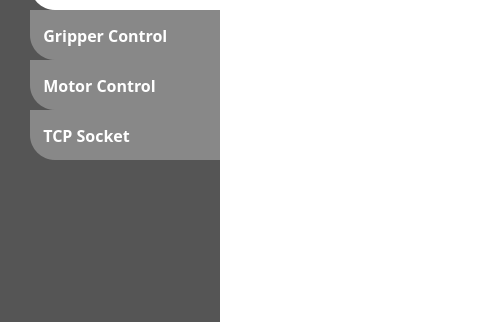
Above: kr_gcs_ui/ui/main_window.ui from KorasRobotics/KR_GCS_user_interface_ROS2 before the change; both pictures show x 0 to 480 and y 146 to 468 of the 914 by 468 pixel window. Below: the same form after it.
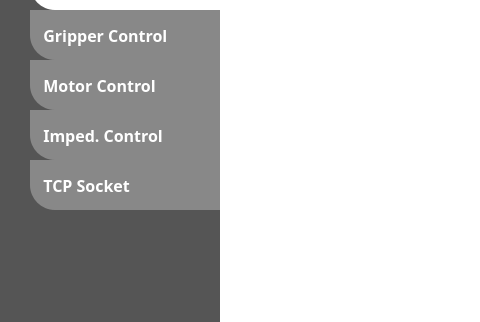
That is the form after the change. Icons and pictures are not drawn.

Commit message: update: impedance control

```diff
--- a/kr_gcs_ui/ui/main_window.ui
+++ b/kr_gcs_ui/ui/main_window.ui
@@ -54,6 +54,14 @@
 	color:#FFFFFF;
 }
 
+#pushButton_select_imped_ctrl{
+	background-color:#888888;
+	padding:5px;
+	text-align:left;
+	border-bottom-left-radius:25px;
+	color:#FFFFFF;
+}
+
 #pushButton_select_adv{
 	background-color:#888888;
 	padding:5px;
@@ -1303,6 +1311,244 @@
             </property>
            </widget>
           </item>
+          <item alignment="Qt::AlignRight">
+           <widget class="QPushButton" name="pushButton_select_imped_ctrl">
+            <property name="minimumSize">
+             <size>
+              <width>190</width>
+              <height>50</height>
+             </size>
+            </property>
+            <property name="maximumSize">
+             <size>
+              <width>180</width>
+              <height>16777215</height>
+             </size>
+            </property>
+            <property name="palette">
+             <palette>
+              <active>
+               <colorrole role="WindowText">
+                <brush brushstyle="SolidPattern">
+                 <color alpha="255">
+                  <red>255</red>
+                  <green>255</green>
+                  <blue>255</blue>
+                 </color>
+                </brush>
+               </colorrole>
+               <colorrole role="Button">
+                <brush brushstyle="SolidPattern">
+                 <color alpha="255">
+                  <red>136</red>
+                  <green>136</green>
+                  <blue>136</blue>
+                 </color>
+                </brush>
+               </colorrole>
+               <colorrole role="Text">
+                <brush brushstyle="SolidPattern">
+                 <color alpha="255">
+                  <red>255</red>
+                  <green>255</green>
+                  <blue>255</blue>
+                 </color>
+                </brush>
+               </colorrole>
+               <colorrole role="ButtonText">
+                <brush brushstyle="SolidPattern">
+                 <color alpha="255">
+                  <red>255</red>
+                  <green>255</green>
+                  <blue>255</blue>
+                 </color>
+                </brush>
+               </colorrole>
+               <colorrole role="Base">
+                <brush brushstyle="SolidPattern">
+                 <color alpha="255">
+                  <red>136</red>
+                  <green>136</green>
+                  <blue>136</blue>
+                 </color>
+                </brush>
+               </colorrole>
+               <colorrole role="Window">
+                <brush brushstyle="SolidPattern">
+                 <color alpha="255">
+                  <red>136</red>
+                  <green>136</green>
+                  <blue>136</blue>
+                 </color>
+                </brush>
+               </colorrole>
+               <colorrole role="PlaceholderText">
+                <brush brushstyle="SolidPattern">
+                 <color alpha="128">
+                  <red>255</red>
+                  <green>255</green>
+                  <blue>255</blue>
+                 </color>
+                </brush>
+               </colorrole>
+              </active>
+              <inactive>
+               <colorrole role="WindowText">
+                <brush brushstyle="SolidPattern">
+                 <color alpha="255">
+                  <red>255</red>
+                  <green>255</green>
+                  <blue>255</blue>
+                 </color>
+                </brush>
+               </colorrole>
+               <colorrole role="Button">
+                <brush brushstyle="SolidPattern">
+                 <color alpha="255">
+                  <red>136</red>
+                  <green>136</green>
+                  <blue>136</blue>
+                 </color>
+                </brush>
+               </colorrole>
+               <colorrole role="Text">
+                <brush brushstyle="SolidPattern">
+                 <color alpha="255">
+                  <red>255</red>
+                  <green>255</green>
+                  <blue>255</blue>
+                 </color>
+                </brush>
+               </colorrole>
+               <colorrole role="ButtonText">
+                <brush brushstyle="SolidPattern">
+                 <color alpha="255">
+                  <red>255</red>
+                  <green>255</green>
+                  <blue>255</blue>
+                 </color>
+                </brush>
+               </colorrole>
+               <colorrole role="Base">
+                <brush brushstyle="SolidPattern">
+                 <color alpha="255">
+                  <red>136</red>
+                  <green>136</green>
+                  <blue>136</blue>
+                 </color>
+                </brush>
+               </colorrole>
+               <colorrole role="Window">
+                <brush brushstyle="SolidPattern">
+                 <color alpha="255">
+                  <red>136</red>
+                  <green>136</green>
+                  <blue>136</blue>
+                 </color>
+                </brush>
+               </colorrole>
+               <colorrole role="PlaceholderText">
+                <brush brushstyle="SolidPattern">
+                 <color alpha="128">
+                  <red>255</red>
+                  <green>255</green>
+                  <blue>255</blue>
+                 </color>
+                </brush>
+               </colorrole>
+              </inactive>
+              <disabled>
+               <colorrole role="WindowText">
+                <brush brushstyle="SolidPattern">
+                 <color alpha="255">
+                  <red>255</red>
+                  <green>255</green>
+                  <blue>255</blue>
+                 </color>
+                </brush>
+               </colorrole>
+               <colorrole role="Button">
+                <brush brushstyle="SolidPattern">
+                 <color alpha="255">
+                  <red>136</red>
+                  <green>136</green>
+                  <blue>136</blue>
+                 </color>
+                </brush>
+               </colorrole>
+               <colorrole role="Text">
+                <brush brushstyle="SolidPattern">
+                 <color alpha="255">
+                  <red>255</red>
+                  <green>255</green>
+                  <blue>255</blue>
+                 </color>
+                </brush>
+               </colorrole>
+               <colorrole role="ButtonText">
+                <brush brushstyle="SolidPattern">
+                 <color alpha="255">
+                  <red>255</red>
+                  <green>255</green>
+                  <blue>255</blue>
+                 </color>
+                </brush>
+               </colorrole>
+               <colorrole role="Base">
+                <brush brushstyle="SolidPattern">
+                 <color alpha="255">
+                  <red>136</red>
+                  <green>136</green>
+                  <blue>136</blue>
+                 </color>
+                </brush>
+               </colorrole>
+               <colorrole role="Window">
+                <brush brushstyle="SolidPattern">
+                 <color alpha="255">
+                  <red>136</red>
+                  <green>136</green>
+                  <blue>136</blue>
+                 </color>
+                </brush>
+               </colorrole>
+               <colorrole role="PlaceholderText">
+                <brush brushstyle="SolidPattern">
+                 <color alpha="128">
+                  <red>255</red>
+                  <green>255</green>
+                  <blue>255</blue>
+                 </color>
+                </brush>
+               </colorrole>
+              </disabled>
+             </palette>
+            </property>
+            <property name="font">
+             <font>
+              <family>Noto Sans KR</family>
+              <pointsize>12</pointsize>
+              <bold>true</bold>
+             </font>
+            </property>
+            <property name="text">
+             <string>  Imped. Control</string>
+            </property>
+            <property name="icon">
+             <iconset resource="../asset/feather_icon/resource.qrc">
+              <normaloff>:/black_icons/black/activity.svg</normaloff>:/black_icons/black/activity.svg</iconset>
+            </property>
+            <property name="iconSize">
+             <size>
+              <width>30</width>
+              <height>30</height>
+             </size>
+            </property>
+            <property name="flat">
+             <bool>true</bool>
+            </property>
+           </widget>
+          </item>
           <item alignment="Qt::AlignRight">
            <widget class="QPushButton" name="pushButton_select_tcp">
             <property name="minimumSize">
```
The commit also changes 10 other files.
